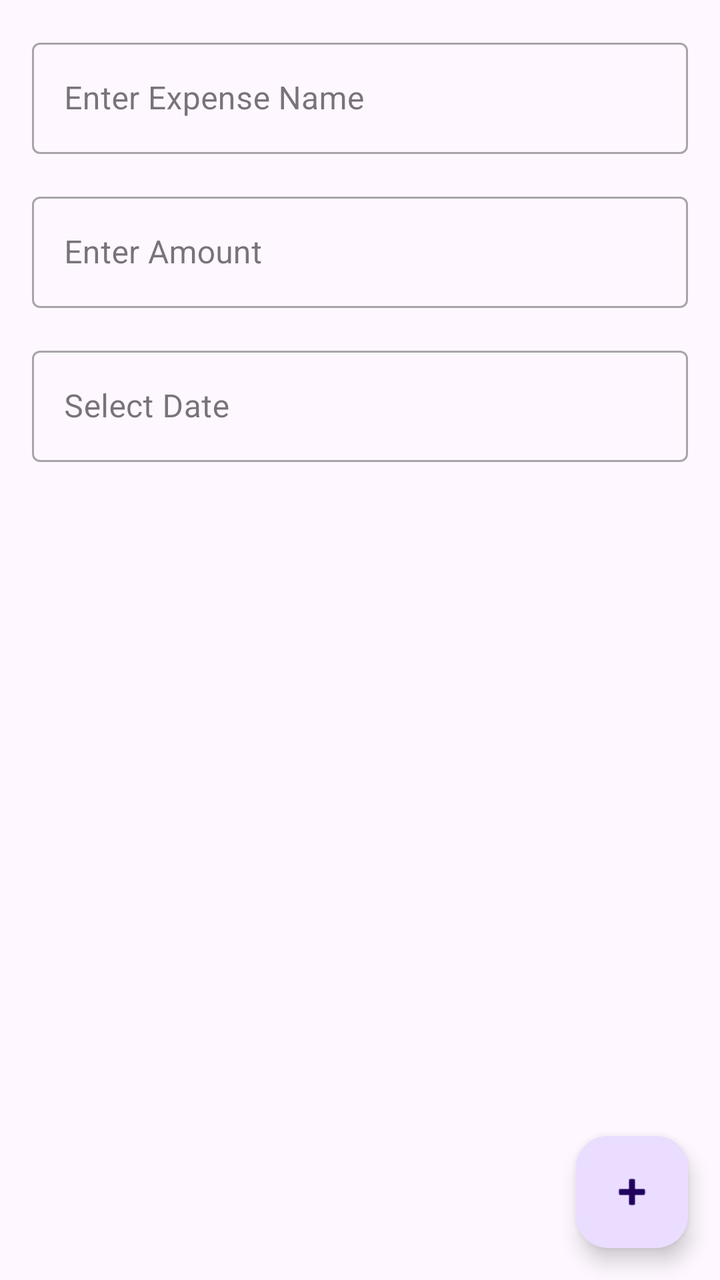
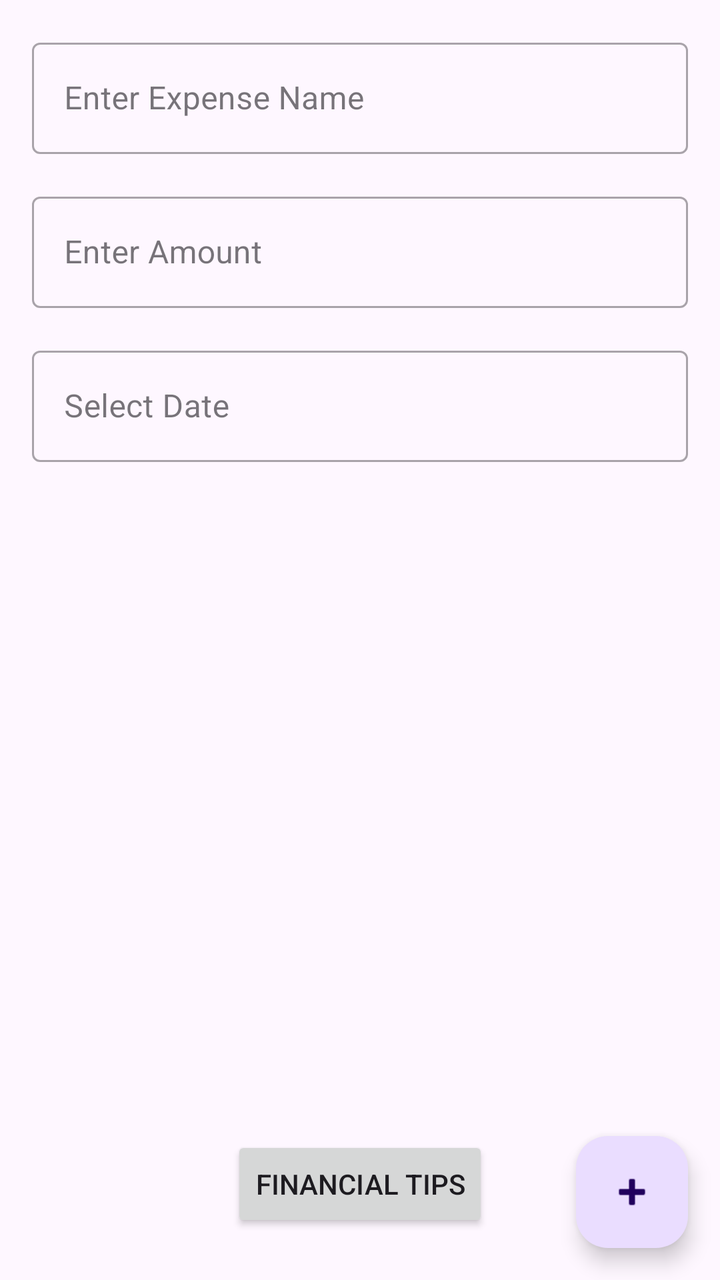

Screens rendered from an Android XML layout before and after an edit, with the pre-edit source and the edit as a unified diff.
<!-- AndroidManifest.xml: application theme Theme.Assignmen7 -->
<!-- res/layout/activity_main.xml -->
<?xml version="1.0" encoding="utf-8"?>
<androidx.constraintlayout.widget.ConstraintLayout
    xmlns:android="http://schemas.android.com/apk/res/android"
    xmlns:app="http://schemas.android.com/apk/res-auto"
    xmlns:tools="http://schemas.android.com/tools"
    android:layout_width="match_parent"
    android:layout_height="match_parent"
    tools:context=".MainActivity">

    
    <com.google.android.material.textfield.TextInputLayout
        android:id="@+id/expenseNameLayout"
        style="@style/Widget.MaterialComponents.TextInputLayout.OutlinedBox"
        android:layout_width="0dp"
        android:layout_height="wrap_content"
        app:layout_constraintTop_toTopOf="parent"
        app:layout_constraintStart_toStartOf="parent"
        app:layout_constraintEnd_toEndOf="parent"
        android:layout_margin="16dp">
        <com.google.android.material.textfield.TextInputEditText
            android:id="@+id/expenseName"
            android:layout_width="match_parent"
            android:layout_height="wrap_content"
            android:textColor="@color/primary_text_color"
            android:hint="@string/hint_expense_name"/>
    </com.google.android.material.textfield.TextInputLayout>

    
    <com.google.android.material.textfield.TextInputLayout
        android:id="@+id/expenseAmountLayout"
        style="@style/Widget.MaterialComponents.TextInputLayout.OutlinedBox"
        android:layout_width="0dp"
        android:layout_height="wrap_content"
        app:layout_constraintTop_toBottomOf="@id/expenseNameLayout"
        app:layout_constraintStart_toStartOf="parent"
        app:layout_constraintEnd_toEndOf="parent"
        android:layout_margin="16dp">
        <com.google.android.material.textfield.TextInputEditText
            android:id="@+id/expenseAmount"
            android:layout_width="match_parent"
            android:layout_height="wrap_content"
            android:inputType="numberDecimal"
            android:textColor="@color/primary_text_color"
            android:hint="@string/hint_expense_amount_decimal"/>
    </com.google.android.material.textfield.TextInputLayout>

    
    <androidx.recyclerview.widget.RecyclerView
        android:id="@+id/recyclerView"
        android:layout_width="match_parent"
        android:layout_height="0dp"
        app:layout_constraintTop_toBottomOf="@id/expenseDateLayout"
        app:layout_constraintBottom_toTopOf="@id/fab"
        android:layout_margin="16dp"/>

    
    <com.google.android.material.floatingactionbutton.FloatingActionButton
        android:id="@+id/fab"
        android:layout_width="wrap_content"
        android:layout_height="wrap_content"
        android:src="@android:drawable/ic_input_add"
        android:contentDescription="@string/add_expense"
        app:tooltipText="@string/add_expense"
        app:layout_constraintBottom_toBottomOf="parent"
        app:layout_constraintEnd_toEndOf="parent"
        android:layout_margin="16dp"/>

    <com.google.android.material.textfield.TextInputLayout
        android:id="@+id/expenseDateLayout"
        style="@style/Widget.MaterialComponents.TextInputLayout.OutlinedBox"
        android:layout_width="0dp"
        android:layout_height="wrap_content"
        app:layout_constraintTop_toBottomOf="@id/expenseAmountLayout"
        app:layout_constraintStart_toStartOf="parent"
        app:layout_constraintEnd_toEndOf="parent"
        android:layout_margin="16dp">

        <com.google.android.material.textfield.TextInputEditText
            android:id="@+id/expenseDate"
            android:layout_width="match_parent"
            android:layout_height="wrap_content"
            android:hint="Select Date"
            android:focusable="false"/>
    </com.google.android.material.textfield.TextInputLayout>
</androidx.constraintlayout.widget.ConstraintLayout>
<!-- resources referenced by this layout -->
<resources>
  <color name="primary_text_color">#1C1C1E</color>
  <string name="add_expense">Add Expense</string>
  <string name="hint_expense_amount_decimal">Enter Amount</string>
  <string name="hint_expense_name">Enter Expense Name</string>
  <style name="Theme.Assignmen7" parent="Base.Theme.Assignmen7" />
  <style name="Base.Theme.Assignmen7" parent="Theme.Material3.DayNight.NoActionBar">
          
          
      </style>
</resources>

<!-- the commit's change to res/layout/activity_main.xml (unified diff, before → after) -->
@@ -82,4 +82,14 @@
             android:hint="Select Date"
             android:focusable="false"/>
     </com.google.android.material.textfield.TextInputLayout>
+
+    <Button
+        android:id="@+id/openBrowserButton"
+        android:layout_width="wrap_content"
+        android:layout_height="wrap_content"
+        android:text="Financial Tips"
+        android:layout_marginTop="16dp"
+        app:layout_constraintTop_toBottomOf="@id/recyclerView"
+        app:layout_constraintStart_toStartOf="parent"
+        app:layout_constraintEnd_toEndOf="parent"/>
 </androidx.constraintlayout.widget.ConstraintLayout>
